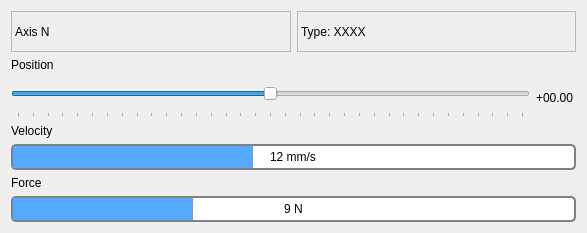
This is src/axis_widget.ui in gianmaria/smarter-gui-demo as Qt 5 draws it before an edit. The edited form follows.
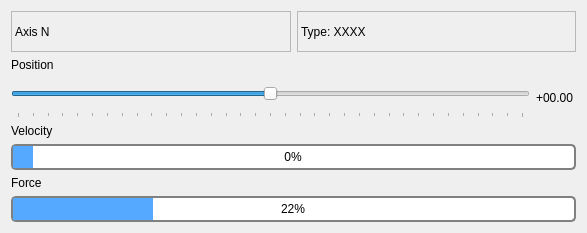
This is the edited form.

Commit message: axis widget is finally working

Patch:
```diff
--- a/src/axis_widget.ui
+++ b/src/axis_widget.ui
@@ -169,10 +169,10 @@
  }</string>
        </property>
        <property name="maximum">
-        <number>30</number>
+        <number>13000</number>
        </property>
        <property name="value">
-        <number>12</number>
+        <number>59</number>
        </property>
        <property name="alignment">
         <set>Qt::AlignCenter</set>
@@ -184,7 +184,7 @@
         <enum>QProgressBar::TopToBottom</enum>
        </property>
        <property name="format">
-        <string>%v mm/s</string>
+        <string>%p%</string>
        </property>
       </widget>
      </item>
@@ -220,10 +220,10 @@
  }</string>
        </property>
        <property name="maximum">
-        <number>30</number>
+        <number>4000</number>
        </property>
        <property name="value">
-        <number>9</number>
+        <number>900</number>
        </property>
        <property name="alignment">
         <set>Qt::AlignCenter</set>
@@ -235,7 +235,7 @@
         <enum>QProgressBar::TopToBottom</enum>
        </property>
        <property name="format">
-        <string>%v N</string>
+        <string>%p%</string>
        </property>
       </widget>
      </item>
```
The commit also changes 4 other files.
